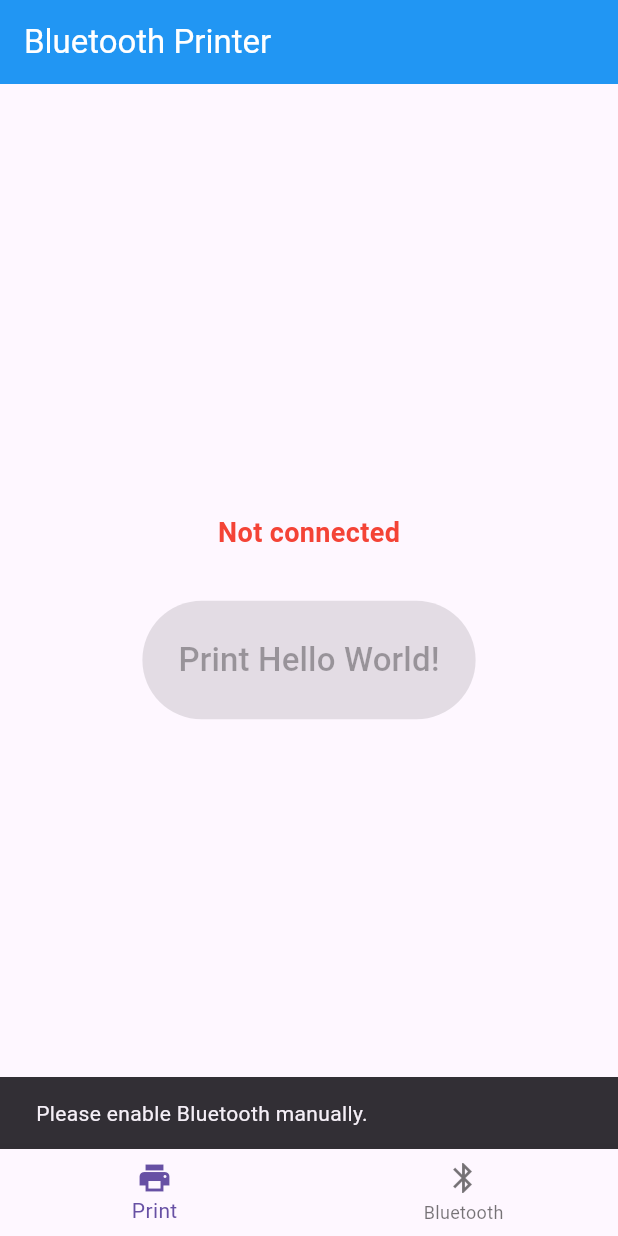
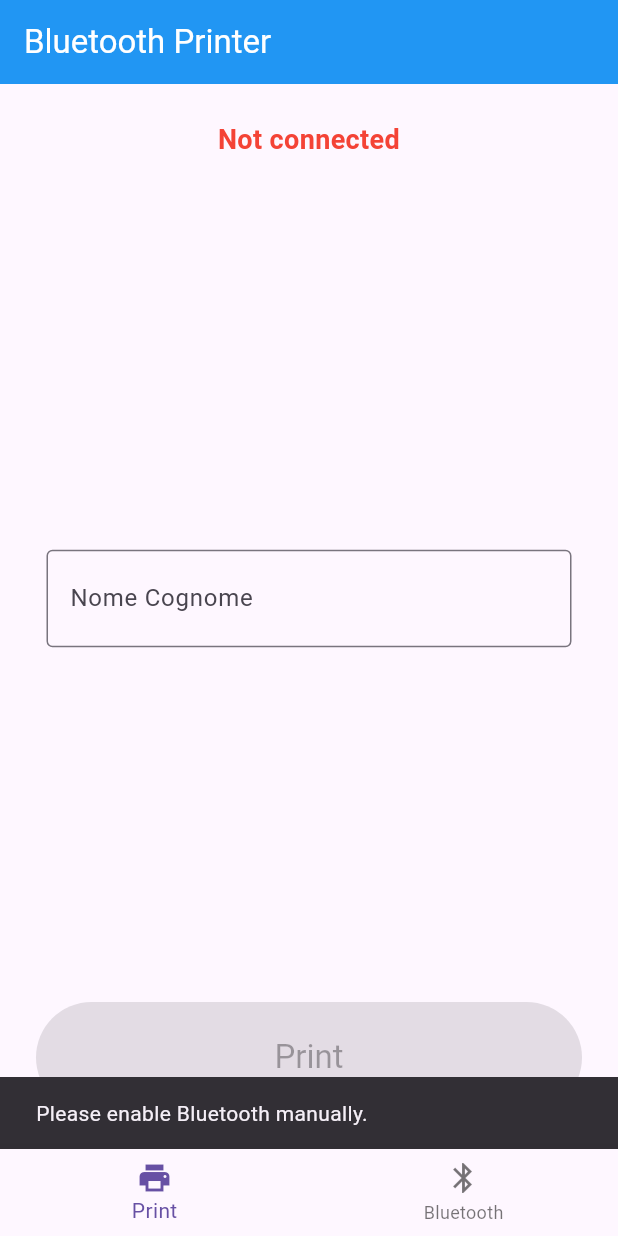
Before and after one commit to tommyiaq/stampa.frantoio, a Flutter app: the first screen one second after launch, on a phone screen of 412 x 824 dp. Run offline on Flutter 3.47's test engine with Material 3 defaults, Android fonts, the phone set to English and light mode, and no system bars; our stand-ins replace permission_handler, shared_preferences; missing offline and left inert: blue_thermal_printer.

Commit message:
prints texbox

```diff
--- a/stampatina/lib/main.dart
+++ b/stampatina/lib/main.dart
@@ -28,6 +28,7 @@ class BluetoothPrinterApp extends StatefulWidget {
 }
 
 class _BluetoothPrinterAppState extends State<BluetoothPrinterApp> {
+  final TextEditingController _textController = TextEditingController();
   BlueThermalPrinter bluetooth = BlueThermalPrinter.instance;
   List<BluetoothDevice> _devicesList = [];
   BluetoothDevice? _selectedDevice;
@@ -199,12 +200,19 @@ class _BluetoothPrinterAppState extends State<BluetoothPrinterApp> {
       );
       return;
     }
+    String text = _textController.text.trim();
+    if (text.isEmpty) {
+      ScaffoldMessenger.of(context).showSnackBar(
+        const SnackBar(content: Text('Please enter text to print.')),
+      );
+      return;
+    }
     try {
       await bluetooth.printNewLine();
-      await bluetooth.printCustom("Hello World!", 2, 1);
+      await bluetooth.printCustom(text, 2, 1);
       await bluetooth.printNewLine();
       ScaffoldMessenger.of(context).showSnackBar(
-        const SnackBar(content: Text('Hello World sent to printer!')),
+        const SnackBar(content: Text('Text sent to printer!')),
       );
     } catch (e) {
       ScaffoldMessenger.of(context).showSnackBar(
@@ -308,11 +316,15 @@ class _BluetoothPrinterAppState extends State<BluetoothPrinterApp> {
   }
 
   Widget _buildPrintPage() {
-    return Center(
+    return Padding(
+      padding: const EdgeInsets.all(24.0),
       child: Column(
-        mainAxisAlignment: MainAxisAlignment.center,
+        crossAxisAlignment: CrossAxisAlignment.stretch,
         children: [
-          Text(
+          // Top: Connection status
+          Padding(
+            padding: const EdgeInsets.only(bottom: 24.0),
+            child: Text(
               _isConnected && _selectedDevice != null
                   ? 'Connected to: ${_selectedDevice!.name ?? 'Unknown'}'
                   : 'Not connected',
@@ -321,18 +333,40 @@ class _BluetoothPrinterAppState extends State<BluetoothPrinterApp> {
                 color: _isConnected ? Colors.green : Colors.red,
                 fontWeight: FontWeight.bold,
               ),
+              textAlign: TextAlign.center,
             ),
-          const SizedBox(height: 32),
-          ElevatedButton(
+          ),
+          // Middle: Text box
+          Expanded(
+            child: Center(
+              child: SizedBox(
+                width: 350,
+                child: TextField(
+                  controller: _textController,
+                  decoration: const InputDecoration(
+                    border: OutlineInputBorder(),
+                    labelText: 'Nome Cognome',
+                    hintText: 'Nome Cognome',
+                  ),
+                  textAlign: TextAlign.center,
+                  style: const TextStyle(fontSize: 22),
+                  maxLines: 1,
+                ),
+              ),
+            ),
+          ),
+          // Bottom: Print button
+          SizedBox(
+            width: double.infinity,
+            child: ElevatedButton(
               onPressed: (_isConnected == true && _selectedDevice != null) ? _printHelloWorld : null,
               style: ElevatedButton.styleFrom(
                 backgroundColor: Colors.green,
                 foregroundColor: Colors.white,
-              padding: const EdgeInsets.all(24),
+                padding: const EdgeInsets.symmetric(vertical: 24),
+                textStyle: const TextStyle(fontSize: 22),
               ),
-            child: const Text(
-              'Print Hello World!',
-              style: TextStyle(fontSize: 22),
+              child: const Text('Print'),
             ),
           ),
         ],
@@ -374,6 +408,7 @@ class _BluetoothPrinterAppState extends State<BluetoothPrinterApp> {
 
   @override
   void dispose() {
+  _textController.dispose();
     bluetooth.disconnect();
     super.dispose();
   }
```
Lines whose indentation alone changed are shown as unchanged.
